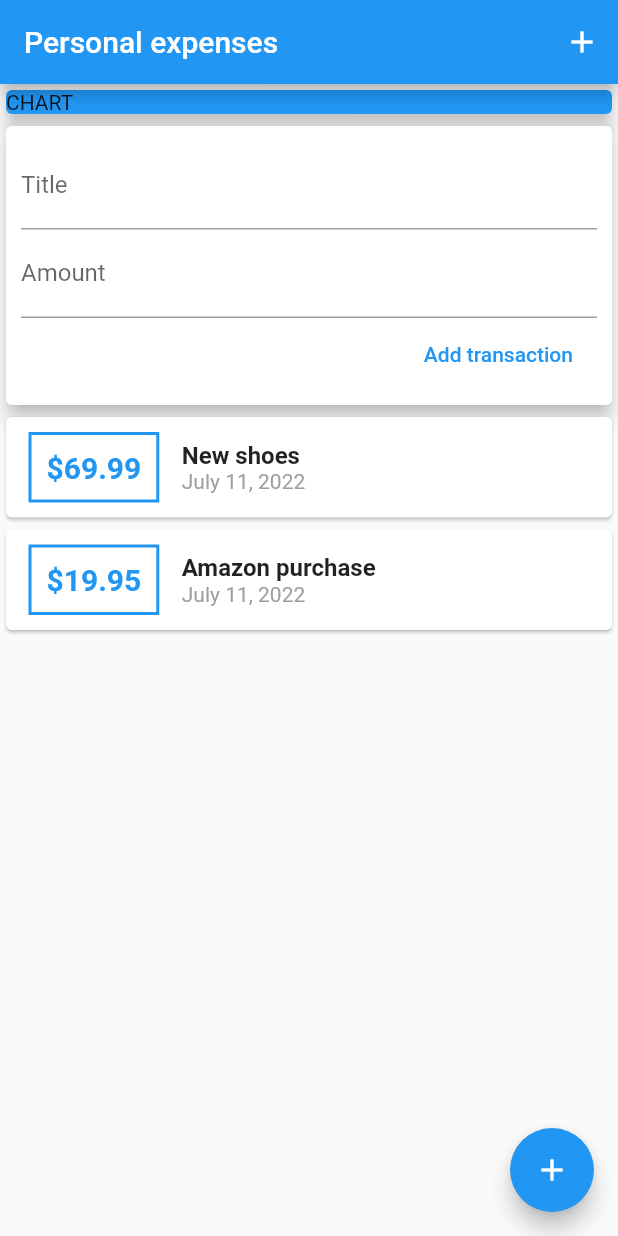
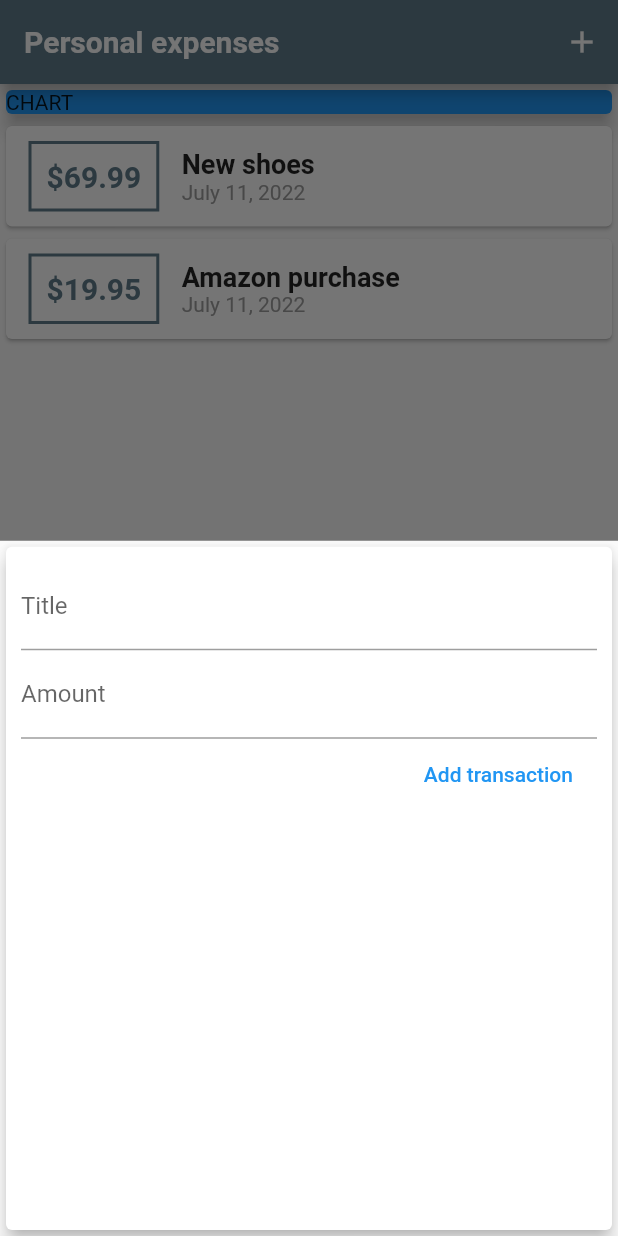
Before and after one commit to jacobocvs/personalexpenses, a Flutter app: the screen it shows after launch, after a tap on the "add" icon, on a phone screen of 412 x 824 dp. Run offline on Flutter 3.47's test engine with Material 2 defaults, Android fonts, the phone set to English and light mode, and no system bars; Roboto replaces fonts that are missing (OpenSans).

```diff
--- a/lib/main.dart
+++ b/lib/main.dart
@@ -1,5 +1,7 @@
 import 'package:flutter/material.dart';
-import './widgets/user_transactions.dart';
+import './widgets/new_transactions.dart';
+import './widgets/transaction_list.dart';
+import './models/transaction.dart';
 
 void main() => runApp(MyApp());
 
@@ -7,25 +9,76 @@ class MyApp extends StatelessWidget {
   @override
   Widget build(BuildContext context) {
     return MaterialApp(
-      title: 'Flutter App',
+      title: 'Personal expenses',
+      theme: ThemeData(
+        textTheme: ThemeData.light().textTheme.copyWith(
+          titleLarge: TextStyle(fontFamily: 'OpenSans', fontWeight: FontWeight.bold, fontSize: 18)
+        ),
+          primarySwatch: Colors.blueGrey,
+          fontFamily: 'Quicksand',
+          appBarTheme: AppBarTheme(
+            textTheme: ThemeData.light().textTheme.copyWith(
+                    titleLarge: TextStyle(
+                  fontFamily: 'OpenSans',
+                  fontSize: 20,
+                  fontWeight: FontWeight.bold,
+                )),
+          )),
       home: MyHomePage(),
     );
   }
 }
 
-class MyHomePage extends StatelessWidget {
-  //String titleInput;
-  //String amountInput;
-  final titleController = TextEditingController();
-  final amountController = TextEditingController();
+class MyHomePage extends StatefulWidget {
+  @override
+  State<MyHomePage> createState() => _MyHomePageState();
+}
 
+class _MyHomePageState extends State<MyHomePage> {
+  final List<Transaction> _userTransactions = [
+    Transaction(
+        id: 't1', title: 'New shoes', amount: 69.99, date: DateTime.now()),
+    Transaction(
+        id: 't2', title: 'Amazon purchase', amount: 19.95, date: DateTime.now())
+  ];
+
+  void _addNewTransaction(String txTitle, double txAmount) {
+    final newTx = Transaction(
+      title: txTitle,
+      amount: txAmount,
+      date: DateTime.now(),
+      id: DateTime.now().toString(),
+    );
+
+    setState(() {
+      _userTransactions.add(newTx);
+    });
+  }
+
+  //method
+  void _startAddNewTransaction(BuildContext ctx) {
+    showModalBottomSheet(
+        context: ctx,
+        builder: (_) {
+          return GestureDetector(
+            onTap: () {},
+            child: NewTransaction(_addNewTransaction),
+            behavior: HitTestBehavior.opaque,
+          );
+        });
+  }
+
+  //method
   @override
   Widget build(BuildContext context) {
     return Scaffold(
       appBar: AppBar(
         title: Text('Personal expenses'),
         actions: <Widget>[
-          IconButton(onPressed: () {}, icon: Icon(Icons.add),)
+          IconButton(
+            onPressed: () => _startAddNewTransaction(context),
+            icon: Icon(Icons.add),
+          )
         ],
       ),
       body: Column(
@@ -39,11 +92,13 @@ class MyHomePage extends StatelessWidget {
                 child: Text('CHART'),
                 elevation: 5,
               )),
-                UserTransactions()
+          TransactionList(_userTransactions)
         ],
       ),
-      floatingActionButton: FloatingActionButton(child: Icon(Icons.add),
-      onPressed: () {},),
+      floatingActionButtonLocation: FloatingActionButtonLocation.centerFloat,
+      floatingActionButton: FloatingActionButton(
+          child: Icon(Icons.add),
+          onPressed: () => _startAddNewTransaction(context)),
     );
   }
 }
--- a/lib/widgets/new_transactions.dart
+++ b/lib/widgets/new_transactions.dart
@@ -1,11 +1,18 @@
 import 'package:flutter/material.dart';
 
-class NewTransaction extends StatelessWidget {
+class NewTransaction extends StatefulWidget {
   final Function addTx;
-  final titleController = TextEditingController();
-  final amountController = TextEditingController();
 
   NewTransaction(this.addTx);
+
+  @override
+  State<NewTransaction> createState() => _NewTransactionState();
+}
+
+class _NewTransactionState extends State<NewTransaction> {
+  final titleController = TextEditingController();
+
+  final amountController = TextEditingController();
 
   void submitData() {
     final enteredTitle = titleController.text;
@@ -16,10 +23,11 @@ class NewTransaction extends StatelessWidget {
 
     }
 
-    addTx(
-            titleController.text, double.parse(amountController.text),
-
+    widget.addTx(
+            enteredTitle,
+            enteredAmount,
         );
+    Navigator.of(context).pop();  //closes the window section
   }
 
   @override
--- a/lib/widgets/transaction_list.dart
+++ b/lib/widgets/transaction_list.dart
@@ -20,7 +20,7 @@ class TransactionList extends StatelessWidget {
                     margin: EdgeInsets.symmetric(vertical: 10, horizontal: 15),
                     decoration: BoxDecoration(
                       border: Border.all(
-                        color: Colors.blue,
+                        color: Theme.of(context).primaryColor,
                         width: 2,
                       ),
                     ),
@@ -30,7 +30,7 @@ class TransactionList extends StatelessWidget {
                       style: TextStyle(
                         fontWeight: FontWeight.bold,
                         fontSize: 20,
-                        color: Colors.blue,
+                        color: Theme.of(context).primaryColor,
                       ),
                     ),
                   ),
@@ -39,8 +39,7 @@ class TransactionList extends StatelessWidget {
                     children: <Widget>[
                       Text(
                         transactions[index].title,
-                        style: TextStyle(fontSize: 16, fontWeight: FontWeight.bold),
-                      ),
+                        style: Theme.of(context).textTheme.titleLarge),
                       Text(
                         DateFormat.yMMMMd().format(transactions[index].date),
                         style: TextStyle(color: Colors.grey),
--- a/lib/widgets/user_transactions.dart
+++ /dev/null
@@ -1,41 +0,0 @@
-import 'package:flutter/material.dart';
-import './new_transactions.dart';
-import './transaction_list.dart';
-import '../models/transaction.dart';
-
-class UserTransactions extends StatefulWidget {
-  @override
-  State<UserTransactions> createState() => _UserTransactionsState();
-}
-
-class _UserTransactionsState extends State<UserTransactions> {
-  final List<Transaction> _userTransactions = [
-    Transaction(
-        id: 't1', title: 'New shoes', amount: 69.99, date: DateTime.now()),
-    Transaction(
-        id: 't2', title: 'Amazon purchase', amount: 19.95, date: DateTime.now())
-  ];
-
-  void _addNewTransaction(String txTitle, double txAmount) {
-    final newTx = Transaction(
-      title: txTitle,
-      amount: txAmount,
-      date: DateTime.now(),
-      id: DateTime.now().toString(),
-    );
-
-    setState(() {
-      _userTransactions.add(newTx);
-    });
-  }
-
-  @override
-  Widget build(BuildContext context) {
-    return Column(
-      children: <Widget>[
-        NewTransaction(_addNewTransaction),
-        TransactionList(_userTransactions),
-      ],
-    );
-  }
-}
```
Also changed, not shown: pubspec.yaml (+11 -11 lines), assets/fonts/OpenSans-Bold.ttf (added), assets/fonts/OpenSans-Regular.ttf (added), assets/fonts/Quicksand-Bold.ttf (added), assets/fonts/Quicksand-Light.ttf (added), assets/fonts/Quicksand-Medium.ttf (added), assets/fonts/Quicksand-Regular.ttf (added), pubspec.lock. Lines whose indentation alone changed are shown as unchanged.
